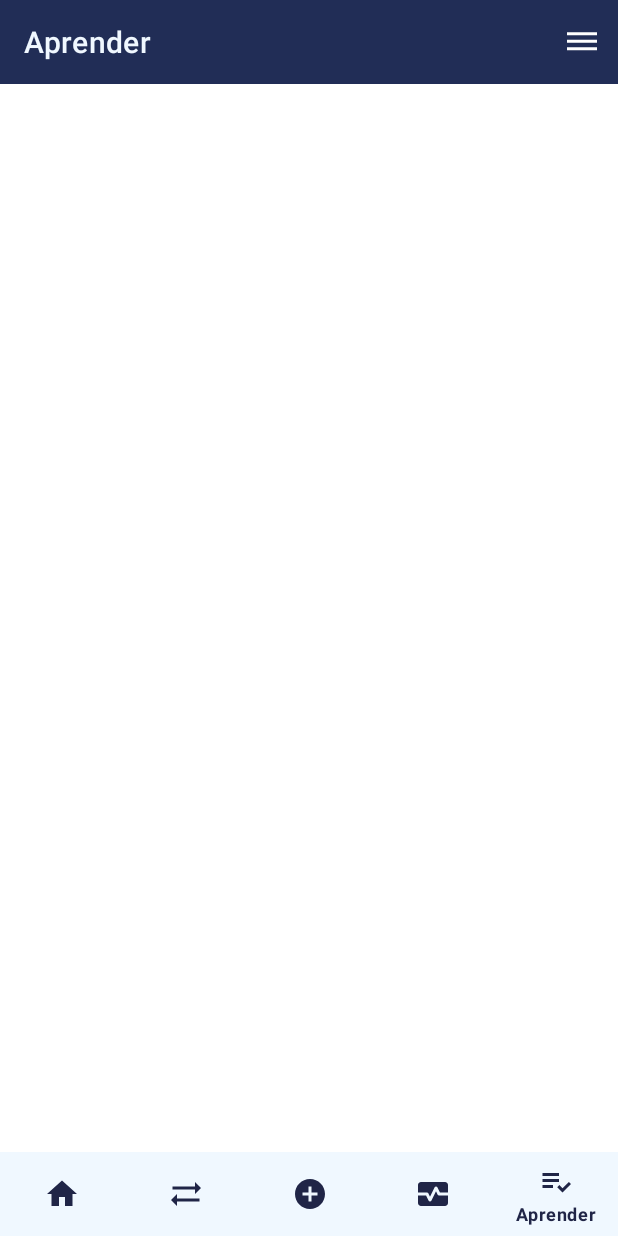
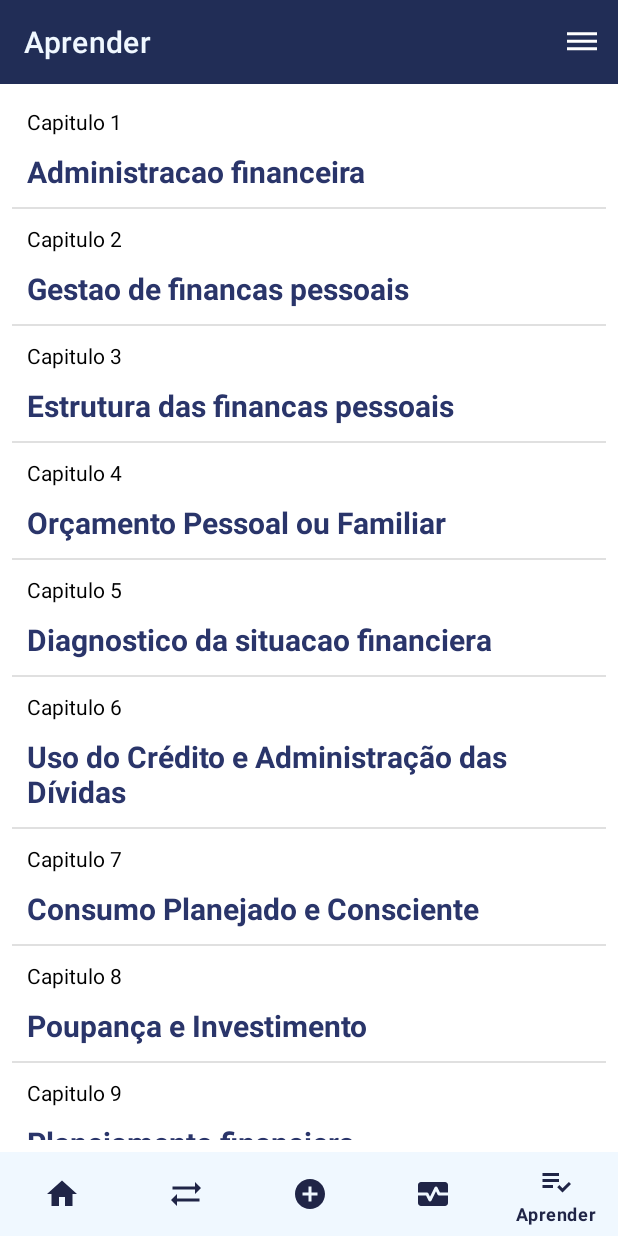
Before and after one commit to luis-seia/Financieme, an Android app: the MasterActivity screen opened directly, with no data from a screen before it, item 5 of the bottom bar chosen, on a phone screen of 412 x 824 dp. Run offline under Robolectric (Android 15) with nearby library versions, the phone set to English and light mode, and no system bars; our stand-ins replace Firebase (no records; nobody signed in at launch, a user with empty details on screens opened directly); libraries missing offline, so code that uses them is left out: com.joanzapata.pdfview.

Commit message:
adicionei os capitulos na tela para aprender

```diff
--- a/app/src/main/java/mz/ac/luis/seia/finacieme/adapter/LearnAdapter.java
+++ b/app/src/main/java/mz/ac/luis/seia/finacieme/adapter/LearnAdapter.java
@@ -1,4 +1,57 @@
 package mz.ac.luis.seia.finacieme.adapter;
 
-public class LearnAdapter {
+import android.view.LayoutInflater;
+import android.view.View;
+import android.view.ViewGroup;
+import android.widget.TextView;
+
+import androidx.annotation.NonNull;
+import androidx.recyclerview.widget.RecyclerView;
+
+import java.util.ArrayList;
+
+import mz.ac.luis.seia.finacieme.R;
+import mz.ac.luis.seia.finacieme.model.Artigo;
+
+public class LearnAdapter extends RecyclerView.Adapter<LearnAdapter.MyViewHolder> {
+    private  ArrayList<Artigo> listaArtigos;
+    public LearnAdapter(ArrayList<Artigo> listaArtigos) {
+        this.listaArtigos = listaArtigos;
+    }
+
+    @NonNull
+    @Override
+    public MyViewHolder onCreateViewHolder(@NonNull ViewGroup parent, int viewType) {
+
+        View itemLista = LayoutInflater.from(parent.getContext()).inflate(
+                R.layout.adapter_learn, parent, false
+        );
+        return new MyViewHolder(itemLista);
+    }
+
+    @Override
+    public void onBindViewHolder(@NonNull MyViewHolder holder, int position) {
+        Artigo artigo = listaArtigos.get(position);
+
+        holder.capitulo.setText("Capitulo " +artigo.getCapitulo());
+        holder.titulo.setText(artigo.getTitulo()+"");
+    }
+
+    @Override
+    public int getItemCount() {
+        return listaArtigos.size();
+    }
+
+
+    // inicio da Class viewHoler
+    public class MyViewHolder extends RecyclerView.ViewHolder{
+        TextView capitulo;
+        TextView titulo;
+        public MyViewHolder(@NonNull View itemView) {
+            super(itemView);
+            titulo = itemView.findViewById(R.id.titulo);
+            capitulo = itemView.findViewById(R.id.capitulo);
+        }
+    }
+
 }
--- /dev/null
+++ b/app/src/main/java/mz/ac/luis/seia/finacieme/model/Artigo.java
@@ -0,0 +1,27 @@
+package mz.ac.luis.seia.finacieme.model;
+
+public class Artigo {
+    private int capitulo;
+    private String titulo;
+
+    public Artigo(int capitulo, String titulo) {
+        this.capitulo = capitulo;
+        this.titulo = titulo;
+    }
+
+    public int getCapitulo() {
+        return capitulo;
+    }
+
+    public void setCapitulo(int capitulo) {
+        this.capitulo = capitulo;
+    }
+
+    public String getTitulo() {
+        return titulo;
+    }
+
+    public void setTitulo(String titulo) {
+        this.titulo = titulo;
+    }
+}
--- a/app/src/main/java/mz/ac/luis/seia/finacieme/view/activity/MasterActivity.java
+++ b/app/src/main/java/mz/ac/luis/seia/finacieme/view/activity/MasterActivity.java
@@ -68,7 +68,7 @@ public class MasterActivity extends AppCompatActivity {
         switch (item.getItemId()){
             case R.id.menu_sair:
                 logoutUser();
-                startActivity(new Intent(getApplicationContext(), MainActivity.class));
+                startActivity(new Intent(getApplicationContext(), LoginActivity.class));
                 finish();
                 break;
             case R.id.menu_sobre:
--- a/app/src/main/java/mz/ac/luis/seia/finacieme/view/fragment/LearnFragment.java
+++ b/app/src/main/java/mz/ac/luis/seia/finacieme/view/fragment/LearnFragment.java
@@ -7,6 +7,7 @@ import android.os.Bundle;
 import androidx.annotation.NonNull;
 import androidx.annotation.Nullable;
 import androidx.fragment.app.Fragment;
+import androidx.recyclerview.widget.DividerItemDecoration;
 import androidx.recyclerview.widget.LinearLayoutManager;
 
 import android.util.AttributeSet;
@@ -15,13 +16,17 @@ import android.view.View;
 import android.view.ViewGroup;
 import android.view.animation.LinearInterpolator;
 import android.widget.Adapter;
+import android.widget.LinearLayout;
 
 import com.joanzapata.pdfview.PDFView;
 
 import java.io.File;
+import java.util.ArrayList;
 
 import mz.ac.luis.seia.finacieme.R;
+import mz.ac.luis.seia.finacieme.adapter.LearnAdapter;
 import mz.ac.luis.seia.finacieme.databinding.FragmentLearnBinding;
+import mz.ac.luis.seia.finacieme.model.Artigo;
 
 /**
  * A simple {@link Fragment} subclass.
@@ -30,8 +35,8 @@ import mz.ac.luis.seia.finacieme.databinding.FragmentLearnBinding;
  */
 public class LearnFragment extends Fragment {
     private FragmentLearnBinding binding;
-        // TODO: Rename parameter arguments, choose names that match
-    // the fragment initialization parameters, e.g. ARG_ITEM_NUMBER
+    private ArrayList<Artigo> listaArtigos = new ArrayList<>();
+
     private static final String ARG_PARAM1 = "param1";
     private static final String ARG_PARAM2 = "param2";
 
@@ -40,17 +45,11 @@ public class LearnFragment extends Fragment {
     private String mParam2;
 
     public LearnFragment() {
-        // Required empty public constructor
+
     }
 
-    /**
-     * Use this factory method to create a new instance of
-     * this fragment using the provided parameters.
-     *
-     * @param param1 Parameter 1.
-     * @param param2 Parameter 2.
-     * @return A new instance of fragment LearnFragment.
-     */
+
+
     // TODO: Rename and change types and number of parameters
     public static LearnFragment newInstance(String param1, String param2) {
         LearnFragment fragment = new LearnFragment();
@@ -87,9 +86,44 @@ public class LearnFragment extends Fragment {
     public void onViewCreated(@NonNull View view, @Nullable Bundle savedInstanceState) {
         super.onViewCreated(view, savedInstanceState);
 
+        this.criarArtigos();
+        LearnAdapter learnAdapter = new LearnAdapter(listaArtigos);
+
+
         LinearLayoutManager linearLayoutManager = new LinearLayoutManager(getContext());
         binding.recyclerView.setLayoutManager(linearLayoutManager);
         binding.recyclerView.setHasFixedSize(true);
-        //binding.recyclerView.setAdapter();
+        binding.recyclerView.addItemDecoration(new DividerItemDecoration(getContext() , LinearLayout.VERTICAL));
+        binding.recyclerView.setAdapter(learnAdapter);
+    }
+
+    public void criarArtigos(){
+        Artigo artigo = new Artigo(1, "Administracao financeira");
+        listaArtigos.add(artigo);
+
+        artigo = new Artigo(2, "Gestao de financas pessoais");
+        listaArtigos.add(artigo);
+
+        artigo = new Artigo(3, "Estrutura das financas pessoais");
+        listaArtigos.add(artigo);
+
+        artigo = new Artigo(4, "Orçamento Pessoal ou Familiar");
+        listaArtigos.add(artigo);
+
+        artigo = new Artigo(5, "Diagnostico da situacao financiera");
+        listaArtigos.add(artigo);
+
+        artigo = new Artigo(6, "Uso do Crédito e Administração das Dívidas");
+        listaArtigos.add(artigo);
+
+        artigo = new Artigo(7, "Consumo Planejado e Consciente");
+        listaArtigos.add(artigo);
+
+        artigo = new Artigo(8, "Poupança e Investimento");
+        listaArtigos.add(artigo);
+
+        artigo = new Artigo(9, "Planejamento financiero ");
+        listaArtigos.add(artigo);
+
     }
 }
--- /dev/null
+++ b/app/src/main/res/layout/adapter_learn.xml
@@ -0,0 +1,25 @@
+<?xml version="1.0" encoding="utf-8"?>
+<LinearLayout xmlns:android="http://schemas.android.com/apk/res/android"
+    android:layout_width="match_parent"
+    android:layout_height="wrap_content"
+    android:orientation="vertical">
+
+    <TextView
+        android:id="@+id/capitulo"
+        android:layout_width="match_parent"
+        android:layout_height="wrap_content"
+        android:layout_margin="10dp"
+        android:text="Capitulo"
+        android:textColor="@color/black" />
+
+    <TextView
+        android:id="@+id/titulo"
+        android:layout_width="match_parent"
+        android:layout_height="wrap_content"
+        android:layout_marginStart="10dp"
+        android:layout_marginBottom="10dp"
+        android:text="Titulo"
+        android:textColor="@color/azulmedio"
+        android:textSize="20sp"
+        android:textStyle="bold" />
+</LinearLayout>
```
